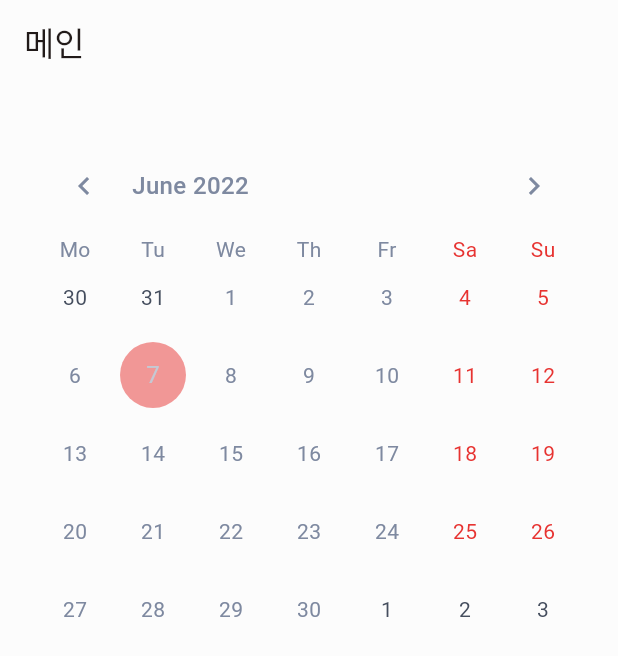
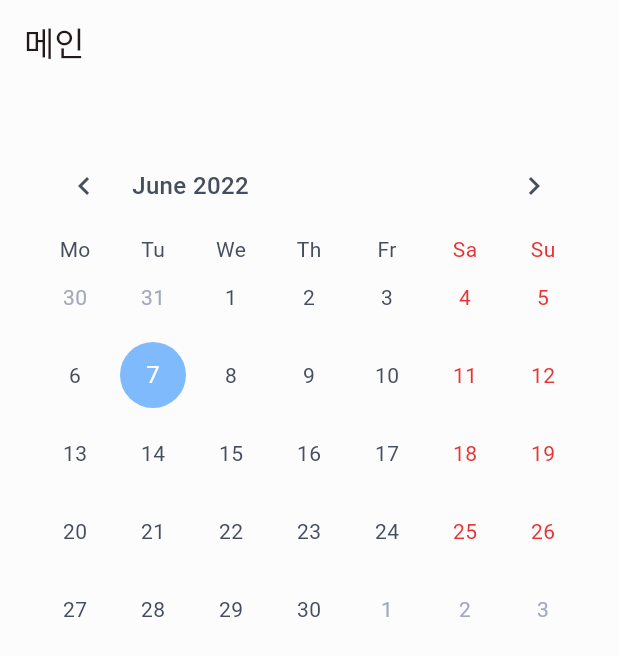
Before and after one commit to junddao/my_workout_diary_app, a Flutter app: the PageMainView screen opened directly, on a phone screen of 412 x 824 dp. Shown: the top 656 px of the screen. Run offline on Flutter 3.47's test engine with Material 2 defaults, Android fonts, the phone set to English and light mode, and no system bars; drawn by our look-alikes of table_calendar; our stand-ins replace device_info_plus, dio, font_awesome_flutter, logger, package_info_plus, shared_preferences; accounts and stored records are empty.

Commit message:
:art: chagne color in calendar

```diff
--- a/lib/global/components/ds_calendar.dart
+++ b/lib/global/components/ds_calendar.dart
@@ -74,13 +74,13 @@ class _DUButtonCalendar extends StatelessWidget {
                 Row(
                   mainAxisAlignment: MainAxisAlignment.spaceBetween,
                   children: [
-                    TextButton(onPressed: () => Navigator.of(context).pop(), child: Text('취소')),
+                    TextButton(onPressed: () => Navigator.of(context).pop(), child: const Text('취소')),
                     TextButton(
                         onPressed: () {
                           onDaySelected.call(selectedDays.value);
                           Navigator.of(context).pop();
                         },
-                        child: Text('확인'))
+                        child: const Text('확인'))
                   ],
                 ),
                 _defaultTableCalendar(
@@ -182,21 +182,21 @@ TableCalendar _defaultTableCalendar(
       calendarFormat: calendarFormat.name,
     },
     headerStyle: const HeaderStyle(
-      titleTextStyle: TextStyle(color: DSColors.gray4, fontSize: 16, fontWeight: FontWeight.w500),
-      formatButtonTextStyle: TextStyle(color: DSColors.gray4),
+      titleTextStyle: TextStyle(color: DSColors.gray6, fontSize: 16, fontWeight: FontWeight.w500),
+      formatButtonTextStyle: TextStyle(color: DSColors.gray6),
       leftChevronIcon: Icon(
         Icons.chevron_left,
-        color: DSColors.gray4,
+        color: DSColors.gray6,
       ),
       rightChevronIcon: Icon(
         Icons.chevron_right,
-        color: DSColors.gray4,
+        color: DSColors.gray6,
       ),
     ),
     calendarStyle: const CalendarStyle(
-      defaultTextStyle: TextStyle(color: DSColors.gray4),
+      defaultTextStyle: TextStyle(color: DSColors.gray6),
       weekendTextStyle: TextStyle(color: DSColors.tomato),
-      outsideTextStyle: TextStyle(color: DSColors.gray6),
+      outsideTextStyle: TextStyle(color: DSColors.gray3),
     ),
     daysOfWeekStyle: DaysOfWeekStyle(
       dowTextFormatter: (date, locale) {
@@ -204,7 +204,7 @@ TableCalendar _defaultTableCalendar(
             ? DateFormat.E(locale).format(date).substring(0, 1)
             : DateFormat.E(locale).format(date).substring(0, 2);
       },
-      weekdayStyle: const TextStyle(color: DSColors.gray4),
+      weekdayStyle: const TextStyle(color: DSColors.gray6),
       weekendStyle: const TextStyle(color: DSColors.tomato),
     ),
     headerVisible: true,
@@ -212,16 +212,16 @@ TableCalendar _defaultTableCalendar(
       todayBuilder: (context, day, focusedDay) {
         return Container(
           decoration: BoxDecoration(
-            color: DSColors.tomato.withOpacity(0.5),
+            color: DSColors.facebook_blue.withOpacity(0.5),
             shape: BoxShape.circle,
           ),
           margin: const EdgeInsets.all(4.0),
           child: Center(
             child: Text(
               '${day.day}',
-              style: TextStyle(
+              style: const TextStyle(
                 fontSize: 16.0,
-                color: DSColors.gray2,
+                color: DSColors.white,
               ),
             ),
           ),
@@ -237,7 +237,7 @@ TableCalendar _defaultTableCalendar(
           child: Center(
             child: Text(
               '${day.day}',
-              style: TextStyle(
+              style: const TextStyle(
                 fontSize: 16.0,
                 color: DSColors.white,
               ),
--- a/lib/pages/02_Main/page_main.dart
+++ b/lib/pages/02_Main/page_main.dart
@@ -44,7 +44,7 @@ class _PageMainViewState extends State<PageMainView> {
       child: Column(
         children: [
           DUCalendar(
-            singleSelect: false,
+            singleSelect: true,
             onDaySelected: (dateTime) {
               debugPrint(dateTime.toString());
             },
```
